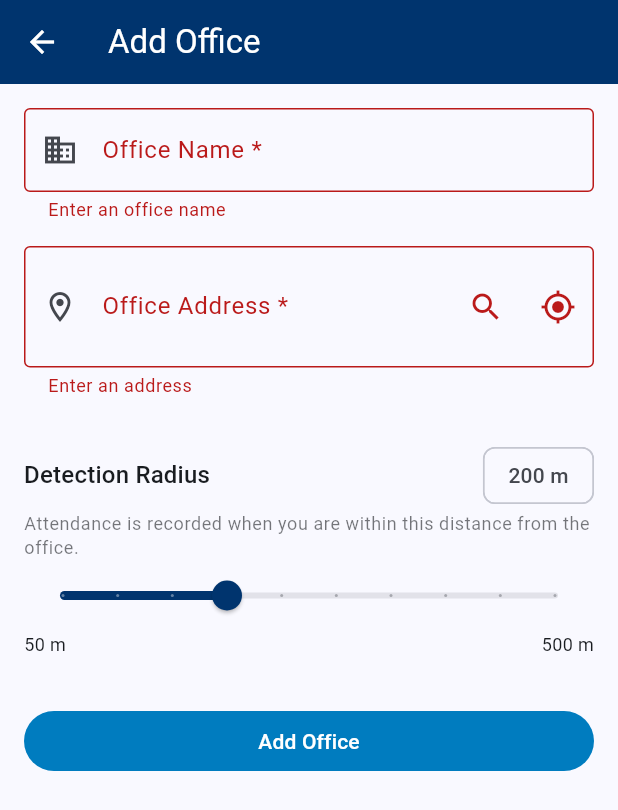
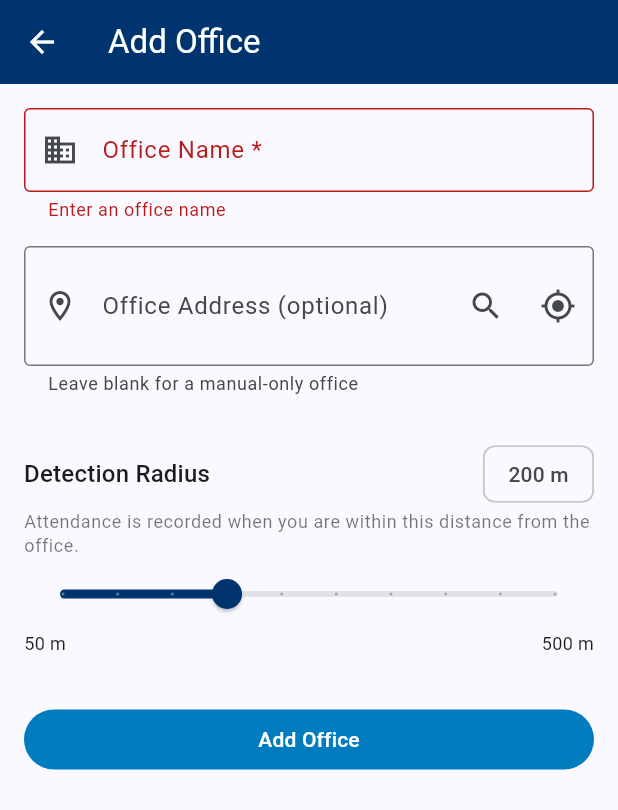
Before and after one commit to ryandam9/attendance-register, a Flutter app: the SetupScreen screen opened directly, after a tap on "Add Office", on a phone screen of 412 x 824 dp. Shown: the top 810 px of the screen. Run offline on Flutter 3.47's test engine with Material 3 defaults, Android fonts, the phone set to English and light mode, and no system bars; drawn by our look-alikes of dynamic_color; our stand-ins replace confetti, flutter_local_notifications, flutter_riverpod, geocoding, geolocator, native_geofence and 4 more; missing offline and left inert: a package; accounts and stored records are empty.

Commit message:
Make office address/location optional
An office only needs a name now. The address and resolved coordinates are
optional, so an office can be created without GPS/geocoding (which don't exist
on Linux/Windows, and which the user may simply not want). A location-less
office is manual-only: OfficeLocation.hasLocation is false and geofencing /
auto check-in skip it. Manual marking and the percentage maths work the same.

- setup_screen: drop the "address required" validator and the
  "resolve location before saving" guard; save with 0,0 when unresolved.
- OfficeLocation.hasLocation getter (0,0 == no location).
- syncGeofences / foreground check skip offices without a location.

Co-Authored-By: Claude Opus 4.8 <noreply@anthropic.com>
Claude-Session: https://claude.ai/code/session_01GZJSTbcPj6LbY48osRL86X

```diff
--- a/lib/models/office_location.dart
+++ b/lib/models/office_location.dart
@@ -45,6 +45,11 @@ class OfficeLocation {
     state: map['state'] as String?,
   );
 
+  /// Whether the office has real coordinates. Offices saved without a resolved
+  /// location (e.g. on desktop, or when the user skips the address) are
+  /// manual-only — no geofencing / auto check-in. 0,0 marks "no location".
+  bool get hasLocation => latitude != 0 || longitude != 0;
+
   OfficeLocation copyWith({
     int? id,
     String? name,
--- a/lib/screens/setup_screen.dart
+++ b/lib/screens/setup_screen.dart
@@ -116,12 +116,6 @@ class _SetupScreenState extends ConsumerState<SetupScreen> {
 
   Future<void> _save() async {
     if (!_formKey.currentState!.validate()) return;
-    if (_lat == null || _lng == null) {
-      _showSnack(
-        'Please resolve the office location using the search or current-location buttons.',
-      );
-      return;
-    }
 
     setState(() => _busy = true);
 
@@ -129,8 +123,10 @@ class _SetupScreenState extends ConsumerState<SetupScreen> {
       id: widget.office?.id,
       name: _nameCtrl.text.trim(),
       address: _addressCtrl.text.trim(),
-      latitude: _lat!,
-      longitude: _lng!,
+      // Location is optional: an office without coordinates is manual-only (no
+      // geofencing / auto check-in). 0,0 marks "no location".
+      latitude: _lat ?? 0.0,
+      longitude: _lng ?? 0.0,
       radius: _radius,
       country: _country,
       state: _state,
@@ -191,8 +187,9 @@ class _SetupScreenState extends ConsumerState<SetupScreen> {
               controller: _addressCtrl,
               maxLines: 2,
               decoration: InputDecoration(
-                labelText: 'Office Address *',
-                hintText: 'Type an address or use the buttons →',
+                labelText: 'Office Address (optional)',
+                hintText: 'Only needed for automatic check-in',
+                helperText: 'Leave blank for a manual-only office',
                 prefixIcon: const Icon(Icons.location_on_outlined),
                 border: const OutlineInputBorder(),
                 suffixIcon: Row(
@@ -211,8 +208,6 @@ class _SetupScreenState extends ConsumerState<SetupScreen> {
                   ],
                 ),
               ),
-              validator: (v) =>
-                  (v == null || v.trim().isEmpty) ? 'Enter an address' : null,
             ),
 
             if (_busy) ...[
--- a/lib/services/location_service.dart
+++ b/lib/services/location_service.dart
@@ -152,6 +152,7 @@ class LocationService {
 
       // 2. Register/re-register geofences for offices in DB
       for (final office in offices) {
+        if (!office.hasLocation) continue; // manual-only office: no geofence
         final idStr = office.id.toString();
         if (activeIds.contains(idStr)) {
           await nf.NativeGeofenceManager.instance.removeGeofenceById(idStr);
@@ -265,6 +266,7 @@ class LocationService {
 
     OfficeLocation? recordedAt;
     for (final office in offices) {
+      if (!office.hasLocation) continue; // manual-only office
       if (await db.hasAttendanceForDate(today, office.id!)) continue;
 
       final distance = Geolocator.distanceBetween(
```
